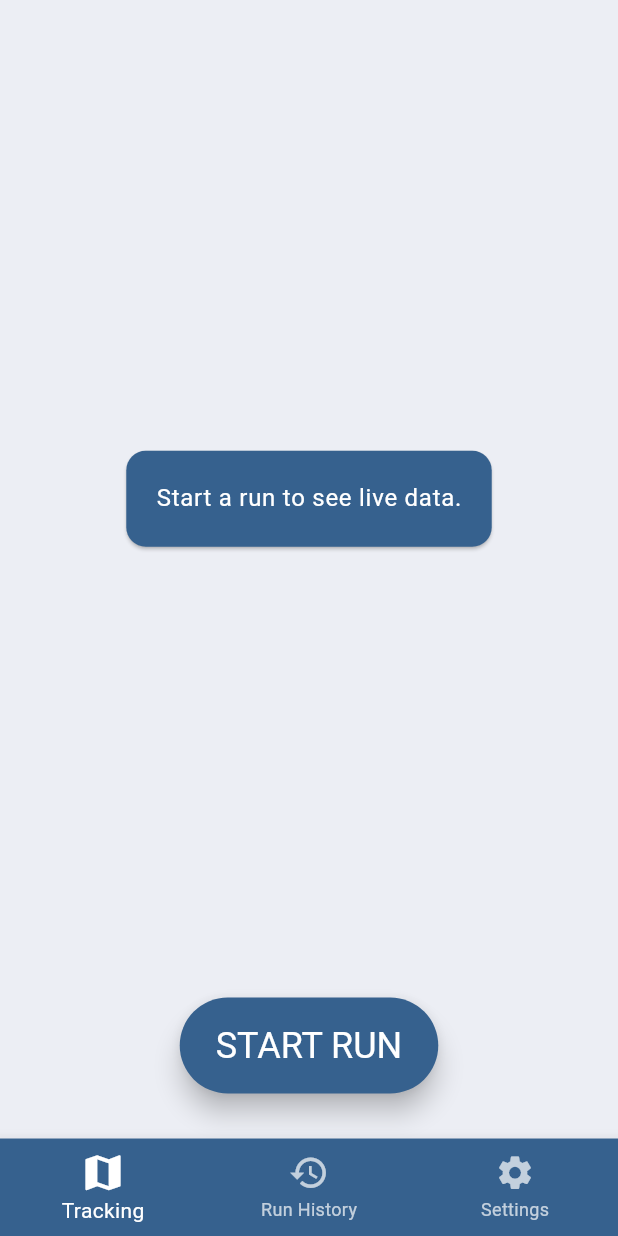
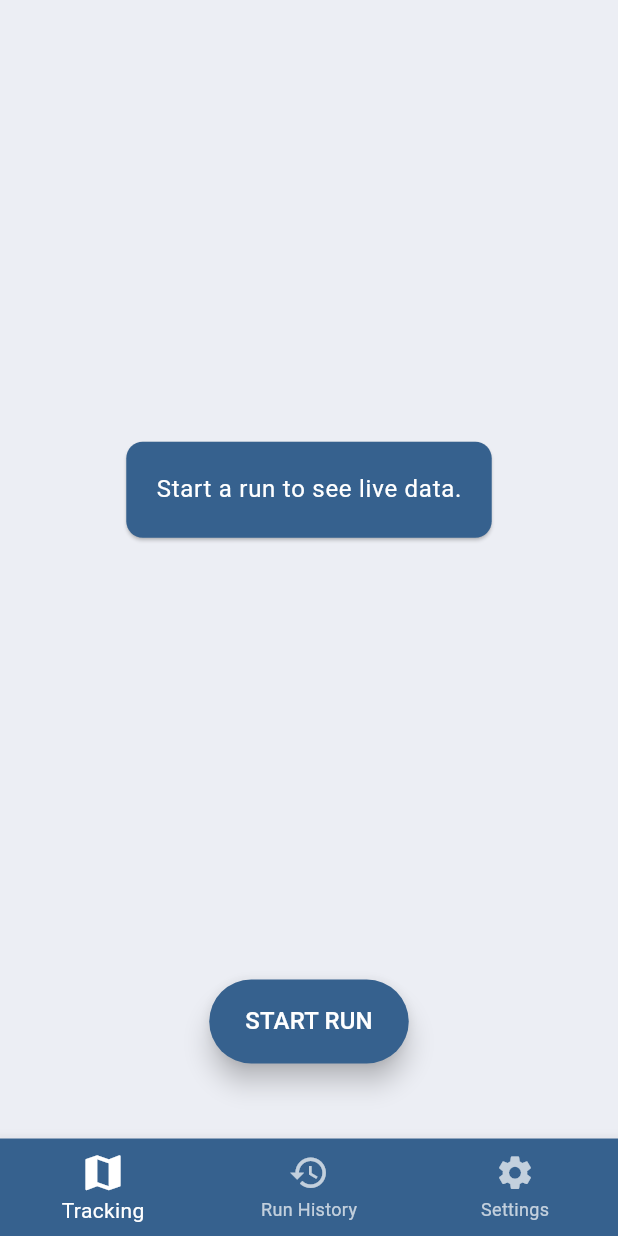
Before and after one commit to MoLeWa-Platform/road-quality-tracker, a Flutter app: the screen it shows after launch, on a phone screen of 412 x 824 dp. Run offline on Flutter 3.47's test engine with Material 3 defaults, Android fonts, the light colour scheme and no system bars; our stand-ins replace location, sensors_plus.

Commit message:
output formating

```diff
--- a/lib/models/run.dart
+++ b/lib/models/run.dart
@@ -33,7 +33,7 @@ class Run {
 
   void addPoint(RunPoint point) {
     runPoints.add(point);
-    dev.log('created Point! $point, and list $runPoints', name: 'Run');
+    dev.log('created Point! ${point.toPrint()}, and list with ${runPoints.length} elements.', name: 'Run');
 
   }
 }
--- a/lib/pages/tracking_page.dart
+++ b/lib/pages/tracking_page.dart
@@ -67,7 +67,7 @@ class _TrackingPageState extends State<TrackingPage> {
                 style: ElevatedButton.styleFrom(
                   backgroundColor: buttonColor,
                   foregroundColor: buttonTextColor,
-                  textStyle: Theme.of(context).textTheme.headlineSmall,
+                  textStyle: Theme.of(context).textTheme.titleMedium,
                   elevation: 7,
                   padding: const EdgeInsets.symmetric(horizontal: 24.0, vertical: 16.0),
                   shape: const StadiumBorder(),
@@ -75,7 +75,7 @@ class _TrackingPageState extends State<TrackingPage> {
                 child: Text(buttonText)),
             ],
           ),
-          SizedBox(height: 30),
+          SizedBox(height: 50),
         ],
       );
     },);
@@ -106,7 +106,7 @@ class BigCard extends StatelessWidget {
         color: theme.colorScheme.primary,
         margin: EdgeInsets.all(24),
         elevation: 1,
-        shape: RoundedRectangleBorder(borderRadius: BorderRadius.circular(13)),
+        shape: RoundedRectangleBorder(borderRadius: BorderRadius.circular(11)),
         child: Padding(
           padding: const EdgeInsets.all(20.0),
           child: Column(
@@ -122,11 +122,11 @@ class BigCard extends StatelessWidget {
                   const SizedBox(height: 11),
                   Text("Time: \n\t ${point!.timestamp.toString().split('.').first}", style: style),
                   const SizedBox(height: 7),
-                  Text("Location: ${point!.location.toString()}", style: style),
+                  Text(point!.location.toPrint(), style: style),
                   const SizedBox(height: 7),
                   Text("Orientation: \n\t ${point!.orientation}°", style: style),
                   const SizedBox(height: 7),
-                  Text("Vibration specs: ${point!.vibrationSpec.toString()}", style: style),
+                  Text(point!.vibrationSpec.toPrint(), style: style),
                   const SizedBox(height: 7),
                   Text("Speed: \n\t ${point!.speed}", style: style),
                 ]
```
Also changed, not shown: lib/models/run_point.dart (+18 -8 lines).
